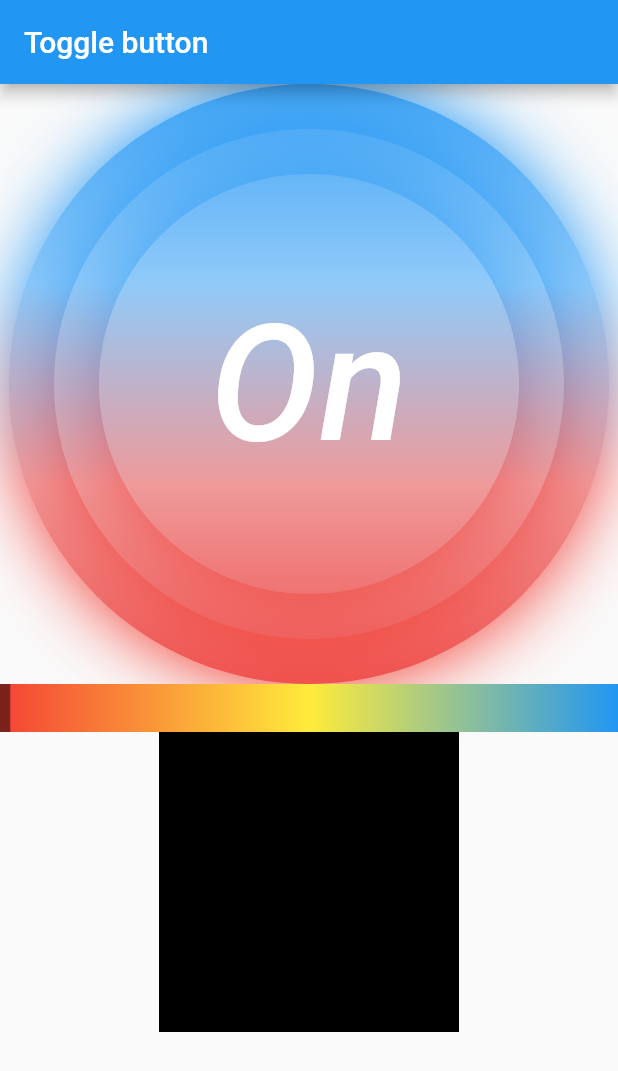
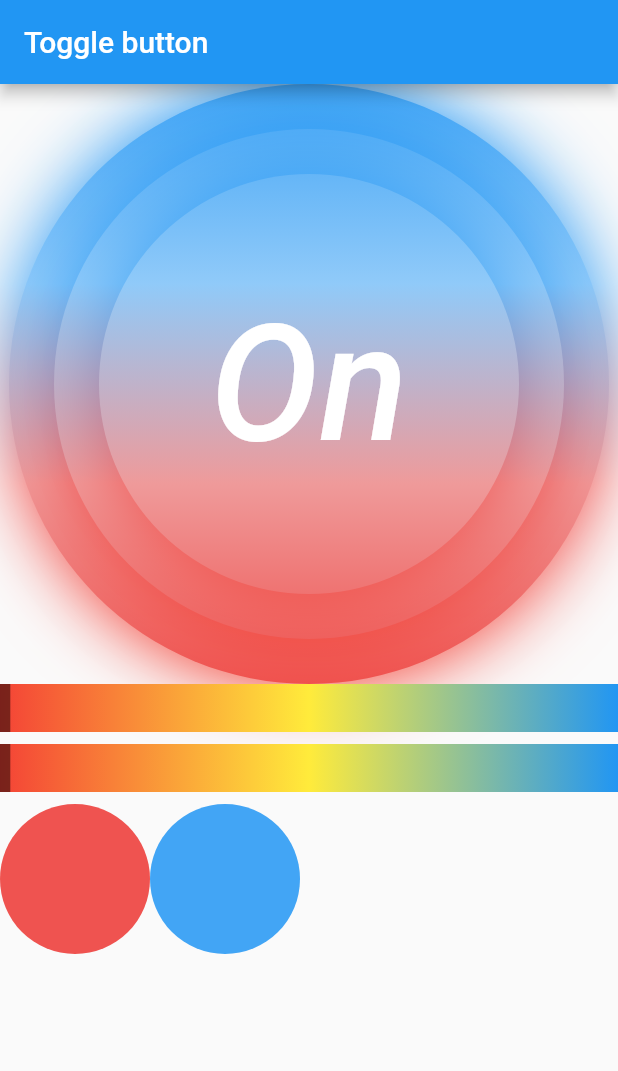
Before and after one commit to croSSover07/togglebutton, a Flutter app: the screen it shows after launch, after a tap on "Off", on a phone screen of 412 x 824 dp. Shown: the top 1071 px of the screen. Run offline on Flutter 3.47's test engine with Material 2 defaults, Android fonts, the phone set to English and light mode, and no system bars.

Commit message:
add:  - second slider change:  - changing colors when moving sliders(update)

```diff
--- a/lib/component/background_paint.dart
+++ b/lib/component/background_paint.dart
@@ -1,22 +1,10 @@
 import 'dart:math';
 
 import 'package:flutter/material.dart';
+import 'common.dart';
 
 class BackgroundPaint extends CustomPainter {
   static const double insideScaleRadius = 0.7;
-
-  static var _colors = [
-    Colors.red.shade400,
-    Colors.red.shade200,
-    Colors.blue.shade200,
-    Colors.blue.shade400
-  ];
-  static var _colorsDarker = [
-    Colors.red.shade500,
-    Colors.red.shade400,
-    Colors.blue.shade400,
-    Colors.blue.shade500
-  ];
 
   @override
   void paint(Canvas canvas, Size size) {
@@ -28,7 +16,7 @@ class BackgroundPaint extends CustomPainter {
       ..style = PaintingStyle.fill
       ..strokeWidth = 32.0
       ..shader = new LinearGradient(
-              colors: _colors,
+              colors: colors,
               begin: Alignment.topCenter,
               end: Alignment.bottomCenter)
           .createShader(rect);
@@ -38,7 +26,7 @@ class BackgroundPaint extends CustomPainter {
       ..strokeWidth = 32.0
       ..maskFilter = MaskFilter.blur(BlurStyle.normal, 25.0)
       ..shader = new LinearGradient(
-              colors: _colorsDarker,
+              colors: colorsDarker,
               begin: Alignment.topCenter,
               end: Alignment.bottomCenter)
           .createShader(rect);
--- a/lib/component/common.dart
+++ b/lib/component/common.dart
@@ -13,3 +13,16 @@ Color lerpGradient(List<Color> colors, List<double> stops, double t) {
   }
   return colors.last;
 }
+
+var colors = [
+  Colors.red.shade400,
+  Colors.red.shade200,
+  Colors.blue.shade200,
+  Colors.blue.shade400
+];
+var colorsDarker = [
+  Colors.red.shade500,
+  Colors.red.shade400,
+  Colors.blue.shade400,
+  Colors.blue.shade500
+];
--- a/lib/component/main.dart
+++ b/lib/component/main.dart
@@ -1,5 +1,6 @@
 import 'package:flutter/material.dart';
 
+import 'common.dart';
 import 'gradient_slider.dart';
 import 'toggle_button.dart';
 
@@ -25,7 +26,10 @@ class MyHomePage extends StatefulWidget {
 }
 
 class _MyHomePageState extends State<MyHomePage> {
-  Color color = Colors.black;
+  Color colorFirst = colors[0];
+  Color colorSecond = colors[colors.length - 1];
+
+  bool _isActivated = false;
 
   @override
   Widget build(BuildContext context) {
@@ -39,25 +43,64 @@ class _MyHomePageState extends State<MyHomePage> {
               textOn: "On",
               textOff: "Off",
               onPressed: onPress,
-              isActivated: false,
+              isActivated: _isActivated,
             ),
-            GradientSlider(fun: onSlide),
-            Container(
-              color: this.color,
-              width: 200,
-              height: 200,
+            GradientSlider(fun: onSlideFirst),
+            Padding(
+              padding: const EdgeInsets.only(top: 8.0, bottom: 8.0),
+              child: GradientSlider(fun: onSlideSecond),
+            ),
+            Center(
+              child: Row(
+                children: <Widget>[
+                  Container(
+                    padding: EdgeInsets.only(top: 32),
+                    decoration: BoxDecoration(
+                        color: this.colorFirst, shape: BoxShape.circle),
+                    width: 100,
+                    height: 100,
+                  ),
+                  Container(
+                    padding: EdgeInsets.only(top: 32),
+                    decoration: BoxDecoration(
+                        color: this.colorSecond, shape: BoxShape.circle),
+                    width: 100,
+                    height: 100,
+                  )
+                ],
+              ),
             )
           ],
         ));
   }
 
   void onPress(bool isActivated) {
-    print("isActivate: $isActivated");
+    _isActivated = isActivated;
   }
 
-  void onSlide(Color color) {
+  void onSlideFirst(Color color) {
     setState(() {
-      this.color = color;
+      this.colorFirst = color;
+      var hslColor = HSLColor.fromColor(color);
+
+      colors[0] = hslColor.withLightness(0.6).toColor();
+      colors[1] = hslColor.withLightness(0.8).toColor();
+
+      colorsDarker[0] = hslColor.withLightness(0.5).toColor();
+      colorsDarker[1] = hslColor.withLightness(0.6).toColor();
+    });
+  }
+
+  void onSlideSecond(Color color) {
+    setState(() {
+      this.colorSecond = color;
+      var hslColor = HSLColor.fromColor(color);
+
+      colors[2] = hslColor.withLightness(0.6).toColor();
+      colors[3] = hslColor.withLightness(0.8).toColor();
+
+      colorsDarker[2] = hslColor.withLightness(0.5).toColor();
+      colorsDarker[3] = hslColor.withLightness(0.6).toColor();
     });
   }
 
```
Also changed, not shown: 2 other files.
